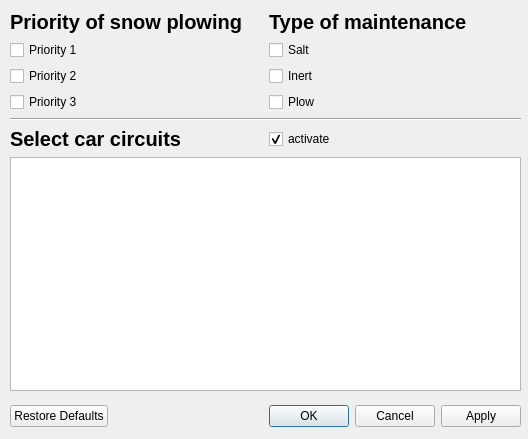
The window that plugin/snowplow_dialog_base.ui (pixelneo/SnowPlow) describes before a commit, drawn with Qt 5.
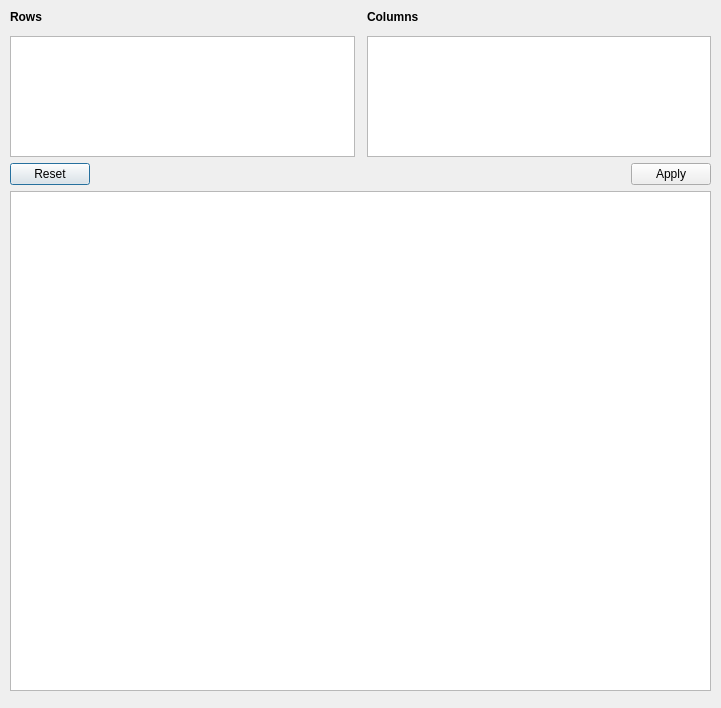
The same window after the commit.

Commit message: row col select, add std btn, remove old std btn

Diff of the .ui file:
```diff
--- a/plugin/snowplow_dialog_base.ui
+++ b/plugin/snowplow_dialog_base.ui
@@ -6,36 +6,20 @@
    <rect>
     <x>0</x>
     <y>0</y>
-    <width>528</width>
-    <height>439</height>
+    <width>721</width>
+    <height>708</height>
    </rect>
   </property>
   <property name="windowTitle">
    <string>SnowPlow</string>
   </property>
-  <widget class="QDialogButtonBox" name="buttons">
-   <property name="geometry">
-    <rect>
-     <x>10</x>
-     <y>400</y>
-     <width>511</width>
-     <height>32</height>
-    </rect>
-   </property>
-   <property name="orientation">
-    <enum>Qt::Horizontal</enum>
-   </property>
-   <property name="standardButtons">
-    <set>QDialogButtonBox::Apply|QDialogButtonBox::Cancel|QDialogButtonBox::Ok|QDialogButtonBox::RestoreDefaults</set>
-   </property>
-  </widget>
   <widget class="QWidget" name="verticalLayoutWidget">
    <property name="geometry">
     <rect>
      <x>10</x>
      <y>10</y>
-     <width>511</width>
-     <height>381</height>
+     <width>701</width>
+     <height>681</height>
     </rect>
    </property>
    <layout class="QVBoxLayout" name="verticalLayout_4">
@@ -46,50 +30,32 @@
      <number>0</number>
     </property>
     <item>
-     <layout class="QHBoxLayout" name="horizontalLayout">
+     <layout class="QHBoxLayout" name="horizontalLayout_2">
+      <property name="spacing">
+       <number>12</number>
+      </property>
+      <property name="sizeConstraint">
+       <enum>QLayout::SetDefaultConstraint</enum>
+      </property>
       <item>
        <layout class="QVBoxLayout" name="verticalLayout">
         <item>
          <widget class="QLabel" name="label">
           <property name="font">
            <font>
-            <pointsize>15</pointsize>
             <weight>75</weight>
             <bold>true</bold>
            </font>
           </property>
           <property name="text">
-           <string>Priority of snow plowing</string>
+           <string>Rows</string>
           </property>
          </widget>
         </item>
         <item>
-         <widget class="QCheckBox" name="priority1">
-          <property name="text">
-           <string>Priority 1</string>
-          </property>
-          <property name="checked">
-           <bool>false</bool>
-          </property>
-         </widget>
-        </item>
-        <item>
-         <widget class="QCheckBox" name="priority2">
-          <property name="text">
-           <string>Priority 2</string>
-          </property>
-          <property name="checked">
-           <bool>false</bool>
-          </property>
-         </widget>
-        </item>
-        <item>
-         <widget class="QCheckBox" name="priority3">
-          <property name="text">
-           <string>Priority 3</string>
-          </property>
-          <property name="checked">
-           <bool>false</bool>
+         <widget class="QListWidget" name="listRows">
+          <property name="selectionMode">
+           <enum>QAbstractItemView::MultiSelection</enum>
           </property>
          </widget>
         </item>
@@ -101,43 +67,19 @@
          <widget class="QLabel" name="label_2">
           <property name="font">
            <font>
-            <pointsize>15</pointsize>
             <weight>75</weight>
             <bold>true</bold>
            </font>
           </property>
           <property name="text">
-           <string>Type of maintenance</string>
+           <string>Columns</string>
           </property>
          </widget>
         </item>
         <item>
-         <widget class="QCheckBox" name="salt">
-          <property name="text">
-           <string>Salt</string>
-          </property>
-          <property name="checked">
-           <bool>false</bool>
-          </property>
-         </widget>
-        </item>
-        <item>
-         <widget class="QCheckBox" name="inert">
-          <property name="text">
-           <string>Inert</string>
-          </property>
-          <property name="checked">
-           <bool>false</bool>
-          </property>
-         </widget>
-        </item>
-        <item>
-         <widget class="QCheckBox" name="plow">
-          <property name="text">
-           <string>Plow</string>
-          </property>
-          <property name="checked">
-           <bool>false</bool>
+         <widget class="QListWidget" name="listColumns">
+          <property name="selectionMode">
+           <enum>QAbstractItemView::MultiSelection</enum>
           </property>
          </widget>
         </item>
@@ -146,55 +88,26 @@
      </layout>
     </item>
     <item>
-     <widget class="Line" name="line">
-      <property name="orientation">
-       <enum>Qt::Horizontal</enum>
+     <layout class="QHBoxLayout" name="horizontalLayout">
+      <item>
+       <widget class="QDialogButtonBox" name="buttonBox">
+        <property name="standardButtons">
+         <set>QDialogButtonBox::Apply|QDialogButtonBox::Reset</set>
+        </property>
+       </widget>
+      </item>
+     </layout>
+    </item>
+    <item>
+     <widget class="QTableWidget" name="tableStats">
+      <property name="minimumSize">
+       <size>
+        <width>0</width>
+        <height>500</height>
+       </size>
       </property>
      </widget>
     </item>
-    <item>
-     <layout class="QHBoxLayout" name="horizontalLayout_2">
-      <item>
-       <layout class="QVBoxLayout" name="verticalLayout_5">
-        <item>
-         <layout class="QHBoxLayout" name="horizontalLayout_3">
-          <item>
-           <widget class="QLabel" name="label_3">
-            <property name="font">
-             <font>
-              <pointsize>15</pointsize>
-              <weight>75</weight>
-              <bold>true</bold>
-             </font>
-            </property>
-            <property name="text">
-             <string>Select car circuits</string>
-            </property>
-           </widget>
-          </item>
-          <item>
-           <widget class="QCheckBox" name="cars_activate">
-            <property name="text">
-             <string>activate</string>
-            </property>
-            <property name="checked">
-             <bool>true</bool>
-            </property>
-           </widget>
-          </item>
-         </layout>
-        </item>
-        <item>
-         <widget class="QListWidget" name="cars">
-          <property name="selectionMode">
-           <enum>QAbstractItemView::MultiSelection</enum>
-          </property>
-         </widget>
-        </item>
-       </layout>
-      </item>
-     </layout>
-    </item>
    </layout>
   </widget>
  </widget>
```
Left out of the diff: 35 changed lines with no effect on the pictures. The commit also changes 1 other file.
